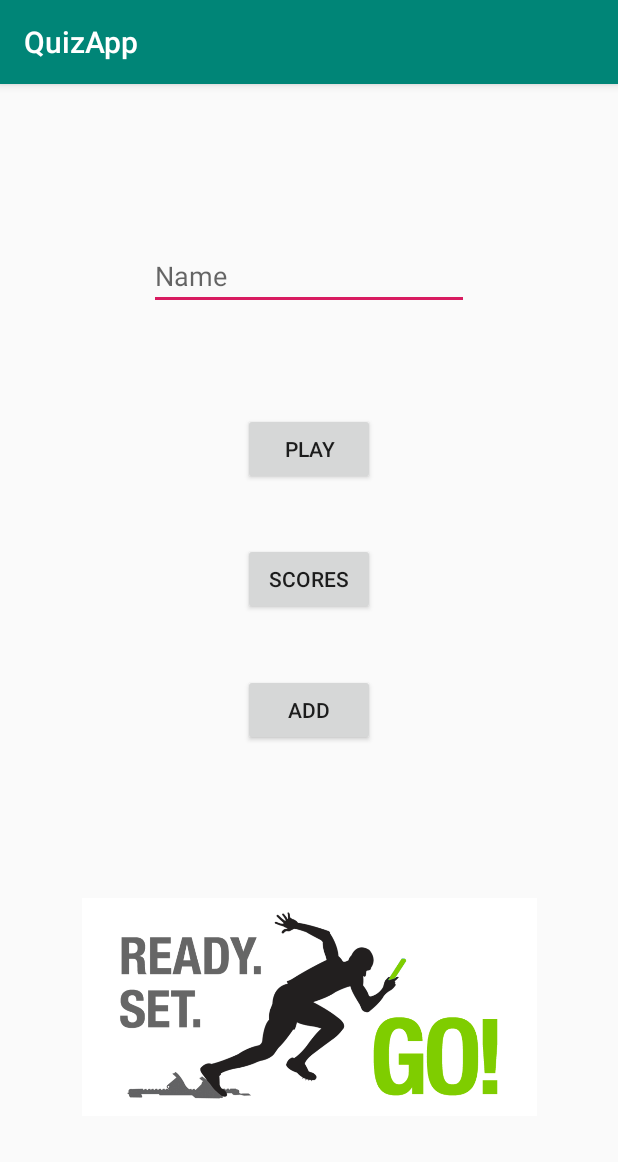
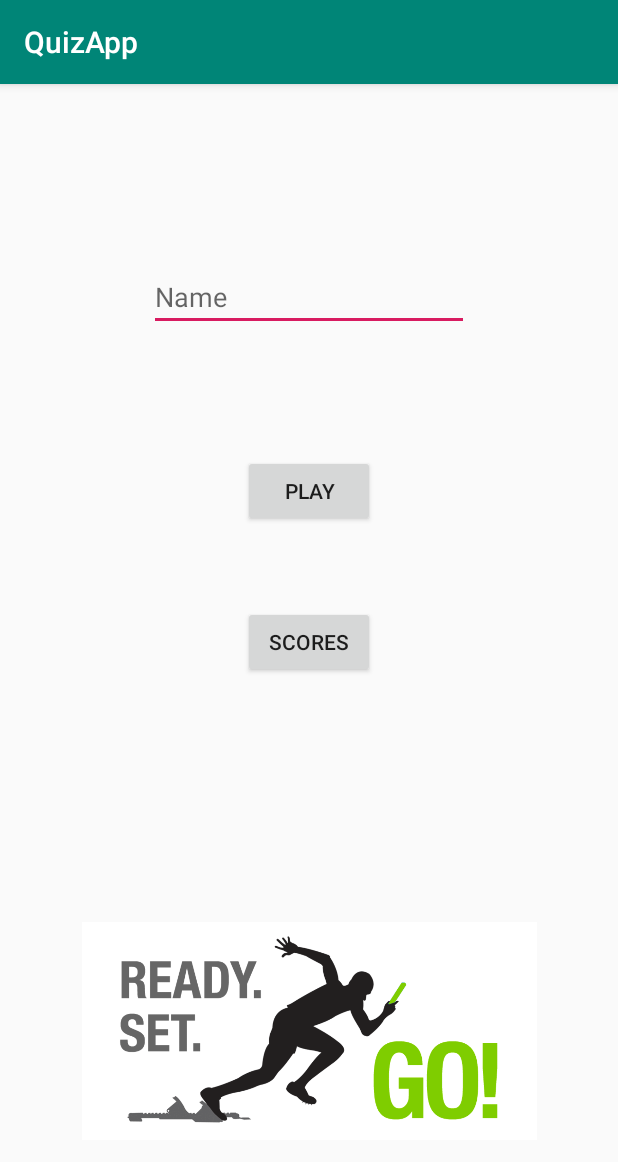
Before and after one commit to VrajGohil/QuizApp, an Android app: the screen it shows after launch (MainActivity), on a phone screen of 412 x 824 dp. Shown: the top 1162 px of the screen. Run offline under Robolectric (Android 15) with nearby library versions, the phone set to English and light mode, and no system bars; our stand-ins replace Firebase (no records; nobody signed in at launch, a user with empty details on screens opened directly).

Commit message:
All Basic functionality achieved

```diff
--- a/app/src/main/AndroidManifest.xml
+++ b/app/src/main/AndroidManifest.xml
@@ -1,7 +1,7 @@
 <?xml version="1.0" encoding="utf-8"?>
 <manifest xmlns:android="http://schemas.android.com/apk/res/android"
     package="io.github.vrajgohil.quizapp">
-
+    <uses-permission android:name="android.permission.INTERNET" />
     <application
         android:allowBackup="true"
         android:icon="@mipmap/ic_launcher"
@@ -20,9 +20,6 @@
             android:name=".PlayActivity"
             android:label="Play" />
         <activity
-            android:name=".AddQuestion"
-            android:label="Add Question" />
-        <activity
             android:name=".ScoreView"
             android:label="Scores" />
         <activity
--- a/app/src/main/java/io/github/vrajgohil/quizapp/MainActivity.java
+++ b/app/src/main/java/io/github/vrajgohil/quizapp/MainActivity.java
@@ -41,14 +41,6 @@ public class MainActivity extends AppCompatActivity{
                 addName();
             }
         });
-        Button addque=(Button)findViewById(R.id.addque);
-        addque.setOnClickListener(new View.OnClickListener() {
-            @Override
-            public void onClick(View v) {
-                Intent addIntent=new Intent(MainActivity.this,AddQuestion.class);
-                startActivity(addIntent);
-            }
-        });
 
     }
     private void addName(){
--- a/app/src/main/java/io/github/vrajgohil/quizapp/ScoreList.java
+++ b/app/src/main/java/io/github/vrajgohil/quizapp/ScoreList.java
@@ -10,12 +10,12 @@ import android.widget.TextView;
 
 import java.util.List;
 
-public class ScoreList extends ArrayAdapter {
+public class ScoreList extends ArrayAdapter<Score> {
     private Activity context;
     private List<Score> scoreList;
 
     public ScoreList(Activity context, List<Score> scoreList){
-        super(context,R.layout.activity_score);
+        super(context,R.layout.activity_score,scoreList);
         this.context=context;
         this.scoreList=scoreList;
     }
--- a/app/src/main/java/io/github/vrajgohil/quizapp/ScoreView.java
+++ b/app/src/main/java/io/github/vrajgohil/quizapp/ScoreView.java
@@ -3,6 +3,7 @@ package io.github.vrajgohil.quizapp;
 import android.support.annotation.NonNull;
 import android.support.v7.app.AppCompatActivity;
 import android.os.Bundle;
+import android.util.Log;
 import android.widget.ListView;
 
 import com.google.firebase.database.DataSnapshot;
@@ -30,6 +31,7 @@ public class ScoreView extends AppCompatActivity {
     @Override
     protected void onStart() {
         super.onStart();
+        Log.d("Debug","I am here");
         reference.addValueEventListener(new ValueEventListener() {
             @Override
             public void onDataChange(@NonNull DataSnapshot dataSnapshot) {
@@ -38,12 +40,15 @@ public class ScoreView extends AppCompatActivity {
                     Score score = scoreSnapshot.getValue(Score.class);
                     scoreList.add(score);
                 }
+                Log.d("Debug",scoreList.get(3).getScoreName());
+
                 ScoreList adaptor = new ScoreList(ScoreView.this,scoreList);
                 listViewScores.setAdapter(adaptor);
             }
 
             @Override
             public void onCancelled(@NonNull DatabaseError databaseError) {
+                Log.w("Database Error",databaseError.toException());
             }
         });
     }
--- a/app/src/main/res/layout-land/activity_main.xml
+++ b/app/src/main/res/layout-land/activity_main.xml
@@ -29,39 +29,25 @@
         android:layout_height="wrap_content"
         android:layout_marginStart="128dp"
         android:layout_marginTop="154dp"
-        android:layout_marginEnd="32dp"
+        android:layout_marginEnd="250dp"
         android:layout_marginBottom="137dp"
         android:text="@string/play"
         app:layout_constraintBottom_toBottomOf="parent"
-        app:layout_constraintEnd_toStartOf="@+id/addque"
+        app:layout_constraintEnd_toStartOf="@+id/button2"
         app:layout_constraintStart_toStartOf="parent"
-        app:layout_constraintTop_toTopOf="parent" />
+        app:layout_constraintTop_toTopOf="parent"
+        app:layout_constraintVertical_bias="0.0" />
 
     <Button
         android:id="@+id/button2"
         android:layout_width="wrap_content"
         android:layout_height="wrap_content"
-        android:layout_marginStart="32dp"
         android:layout_marginTop="154dp"
         android:layout_marginEnd="129dp"
         android:layout_marginBottom="137dp"
         android:text="@string/scores"
         app:layout_constraintBottom_toBottomOf="parent"
         app:layout_constraintEnd_toEndOf="parent"
-        app:layout_constraintStart_toEndOf="@+id/addque"
         app:layout_constraintTop_toTopOf="parent" />
 
-    <Button
-        android:id="@+id/addque"
-        android:layout_width="wrap_content"
-        android:layout_height="wrap_content"
-        android:layout_marginStart="32dp"
-        android:layout_marginTop="57dp"
-        android:layout_marginEnd="32dp"
-        android:layout_marginBottom="137dp"
-        android:text="@string/add"
-        app:layout_constraintBottom_toBottomOf="parent"
-        app:layout_constraintEnd_toStartOf="@+id/button2"
-        app:layout_constraintStart_toEndOf="@+id/button"
-        app:layout_constraintTop_toBottomOf="@+id/editTextName" />
 </android.support.constraint.ConstraintLayout>
--- a/app/src/main/res/layout/activity_main.xml
+++ b/app/src/main/res/layout/activity_main.xml
@@ -44,39 +44,23 @@
         android:layout_height="wrap_content"
         android:layout_marginStart="162dp"
         android:layout_marginEnd="162dp"
+        android:layout_marginBottom="125dp"
         android:text="@string/scores"
-        app:layout_constraintBottom_toTopOf="@+id/addque"
+        app:layout_constraintBottom_toTopOf="@+id/imageView4"
         app:layout_constraintEnd_toEndOf="parent"
         app:layout_constraintStart_toStartOf="parent"
         app:layout_constraintTop_toBottomOf="@+id/button" />
-
-    <Button
-        android:id="@+id/addque"
-        android:layout_width="wrap_content"
-        android:layout_height="wrap_content"
-        android:layout_marginStart="162dp"
-        android:layout_marginTop="16dp"
-        android:layout_marginEnd="162dp"
-        android:layout_marginBottom="303dp"
-        android:text="@string/add"
-        app:layout_constraintBottom_toBottomOf="parent"
-        app:layout_constraintEnd_toEndOf="parent"
-        app:layout_constraintHorizontal_bias="0.501"
-        app:layout_constraintStart_toStartOf="parent"
-        app:layout_constraintTop_toBottomOf="@+id/button2" />
 
     <ImageView
         android:id="@+id/imageView4"
         android:layout_width="303dp"
         android:layout_height="145dp"
         android:layout_marginStart="54dp"
-        android:layout_marginTop="85dp"
         android:layout_marginEnd="54dp"
         android:layout_marginBottom="64dp"
         app:layout_constraintBottom_toBottomOf="parent"
         app:layout_constraintEnd_toEndOf="parent"
         app:layout_constraintStart_toStartOf="parent"
-        app:layout_constraintTop_toBottomOf="@+id/addque"
         app:srcCompat="@mipmap/ready" />
 
 </android.support.constraint.ConstraintLayout>
```
Also changed, not shown: app/src/main/java/io/github/vrajgohil/quizapp/AddQuestion.java (deleted, +0 -63 lines), app/src/main/java/io/github/vrajgohil/quizapp/PlayActivity.java (+10 -7 lines), app/src/main/java/io/github/vrajgohil/quizapp/ResultActivity.java (+31 -0 lines), app/src/main/res/layout/activity_add_question.xml (deleted, +0 -63 lines), app/src/main/res/layout/activity_play.xml (+47 -45 lines), app/src/main/res/layout/activity_result.xml (+21 -4 lines).
